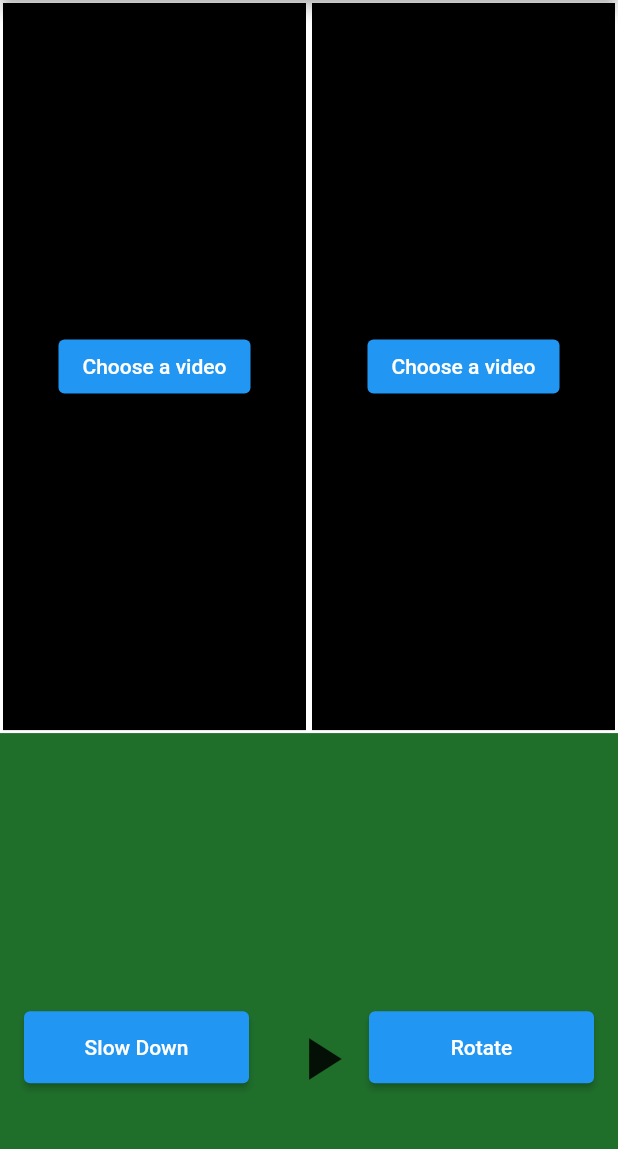
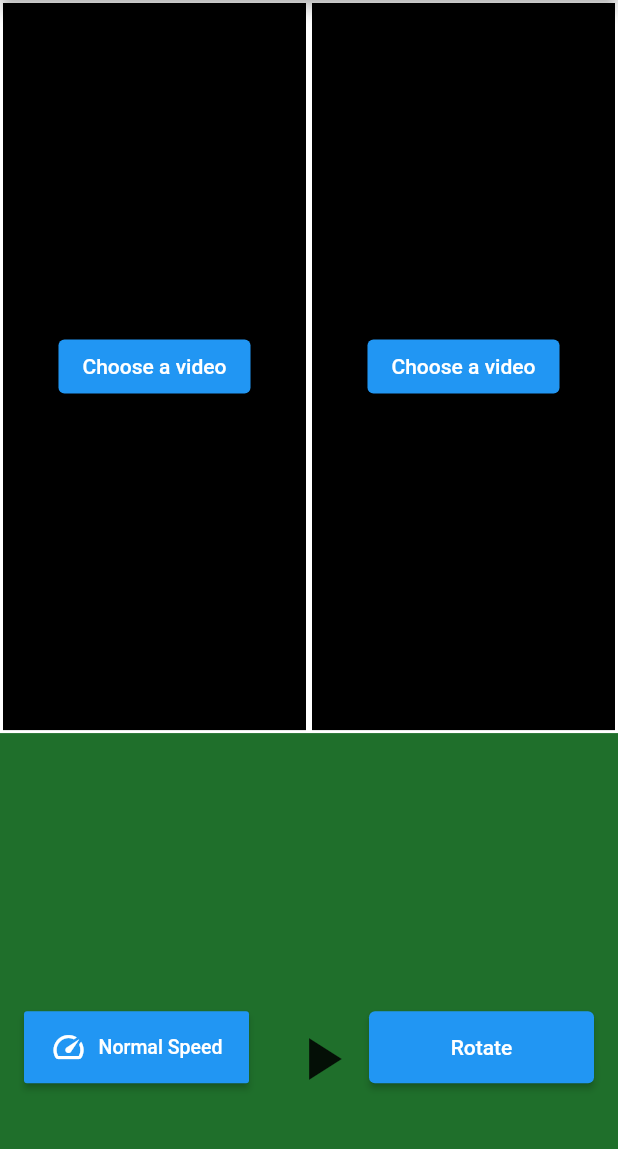
Before and after one commit to SponsoredByPuma/Video-Compare, a Flutter app: the screen it shows after launch, on a phone screen of 412 x 824 dp, the part 84-1233 px from its top. Run offline on Flutter 3.47's test engine with Material 2 defaults, Android fonts, the phone set to English and light mode, and no system bars; our stand-ins replace file_picker, open_file, video_player.

Commit message:
added slowdown / speedUp

```diff
--- a/myapp/lib/main.dart
+++ b/myapp/lib/main.dart
@@ -149,7 +149,9 @@ class _MyHomePageState extends State<MyHomePage> {
                       child: Row(
                         mainAxisAlignment: MainAxisAlignment.spaceEvenly,
                         children: <Widget>[
-                          SpeedButton(),
+                          SpeedButton(
+                            firstVideoController: _firstVideoController,
+                            secondVideoController: _secondVideoController,),
                           PlayButton(
                             firstVideoController: _firstVideoController,
                             secondVideoController: _secondVideoController,
--- a/myapp/lib/widgets/SpeedButton.dart
+++ b/myapp/lib/widgets/SpeedButton.dart
@@ -1,33 +1,63 @@
+import 'package:flutter/material.dart';
+import 'package:video_player/video_player.dart';
 import 'package:flutter/material.dart';
 
 class SpeedButton extends StatefulWidget {
-  const SpeedButton({Key? key}) : super(key: key);
+  final VideoPlayerController? firstVideoController;
+  final VideoPlayerController? secondVideoController;
+
+  const SpeedButton({
+    Key? key,
+    required this.firstVideoController,
+    required this.secondVideoController,
+  }) : super(key: key);
 
   @override
-  State<StatefulWidget> createState() => _SpeedButtonState();
+  _SpeedButtonState createState() => _SpeedButtonState();
 }
 
 class _SpeedButtonState extends State<SpeedButton> {
-  String text = "Slow Down";
-  bool slowed = false;
+  bool _isSlowMotion = false;
+
+  void _toggleSpeed() {
+    setState(() {
+      _isSlowMotion = !_isSlowMotion;
+      if (_isSlowMotion) {
+        widget.firstVideoController?.setPlaybackSpeed(0.5);
+        widget.secondVideoController?.setPlaybackSpeed(0.5);
+      } else {
+        widget.firstVideoController?.setPlaybackSpeed(1.0);
+        widget.secondVideoController?.setPlaybackSpeed(1.0);
+      }
+    });
+  }
+
 
   @override
   Widget build(BuildContext context) {
     return SizedBox(
       width: 150,
       height: 48,
-      child: ElevatedButton(
+      child: MaterialButton(
         onPressed: () {
-          setState(() {
-            slowed = !slowed;
-            if (text == "Slow Down") {
-              text = "Speed Up";
-            } else {
-              text = "Slow Down";
-            }
-          });
+          _toggleSpeed();
         },
-        child: Text(text),
+        color: Colors.blue,
+        textColor: Colors.white,
+        child: Row(
+          mainAxisSize: MainAxisSize.min,
+          children: [
+            Icon(
+              _isSlowMotion ? Icons.slow_motion_video : Icons.speed,
+              size: 24,
+            ),
+            SizedBox(width: 8.0),
+            Text(
+              _isSlowMotion ? 'Slow Motion' : 'Normal Speed',
+              style: TextStyle(fontSize: 13),
+            ),
+          ],
+        ),
       ),
     );
   }
```
